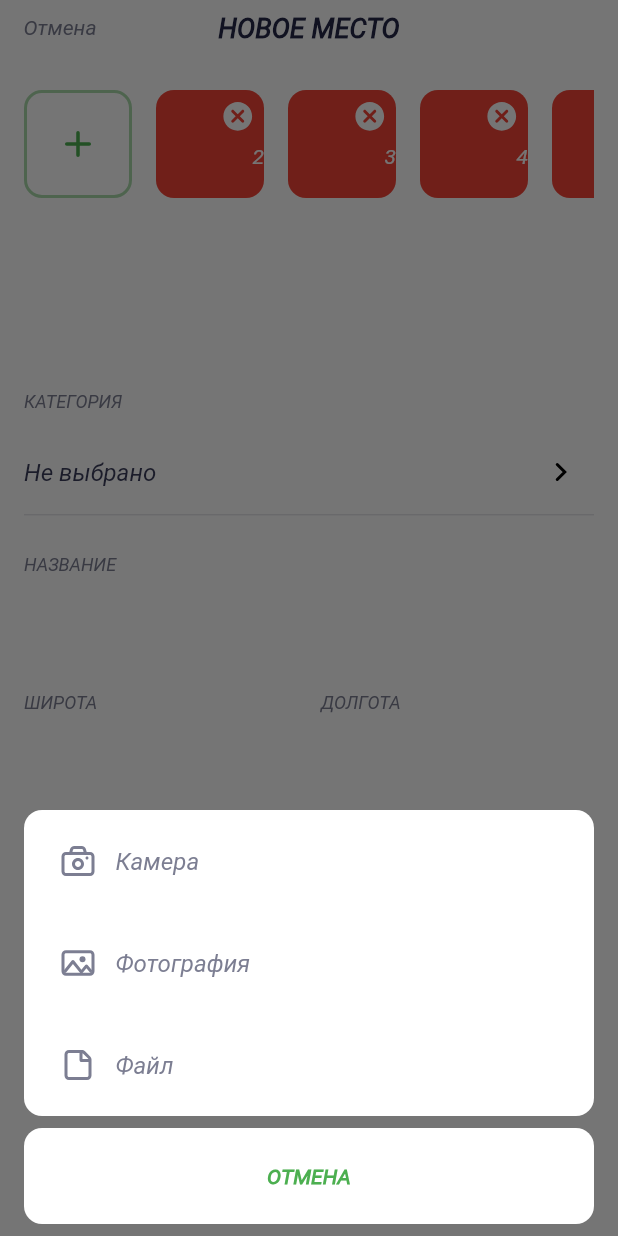
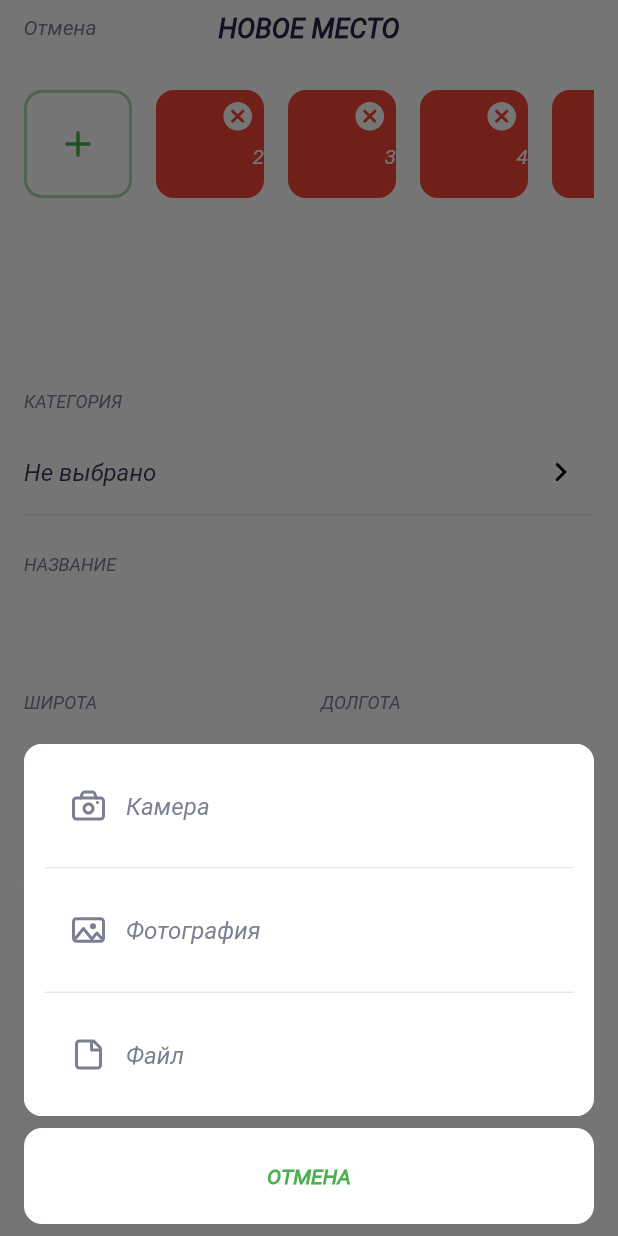
Before and after one commit to ajlstep/surf-flutter, a Flutter app: the AddSightScreen screen opened directly, after a tap on an icon or button, on a phone screen of 412 x 824 dp. Run offline on Flutter 3.47's test engine with Material 2 defaults, Android fonts, the phone set to English and light mode, and no system bars; our stand-ins replace flutter_svg; network calls fail; Roboto replaces fonts that are missing (RobotoBold).

Commit message:
eaminteste-mi data viitoare sa nu uit

```diff
--- a/lib/const/paddings.dart
+++ b/lib/const/paddings.dart
@@ -16,5 +16,7 @@ class AppPadding {
       EdgeInsets.only(right: 16.0, left: 16.0, bottom: 8.0);
   static const searchWidgetIcon = EdgeInsets.all(10.0);
   static const inputWidgetsInternPadding = EdgeInsets.fromLTRB(16, 0, 16, 0);
+  static const inputWidgetsInternPaddingLandscape =
+      EdgeInsets.fromLTRB(38, 0, 38, 0);
   static const addSightExtern = EdgeInsets.all(8.0);
 }
--- a/lib/ui/res/themes.dart
+++ b/lib/ui/res/themes.dart
@@ -26,6 +26,7 @@ class AppThemes {
         tertiaryContainer: AppColors.whiteYellow,
         error: AppColors.whiteRed,
         onSecondary: AppColors.secondary,
+        onSecondaryContainer: AppColors.secondary2,
       ),
       errorColor: AppColors.whiteRed,
       scaffoldBackgroundColor: AppColors.white,
@@ -148,6 +149,7 @@ class AppThemes {
         tertiaryContainer: AppColors.blackYellow,
         error: AppColors.blackRed,
         onSecondary: AppColors.white,
+        onSecondaryContainer: AppColors.white,
       ),
       errorColor: AppColors.blackRed,
       scaffoldBackgroundColor: AppColors.blackMain,
--- a/lib/ui/screen/sigh_list_sliver.dart
+++ b/lib/ui/screen/sigh_list_sliver.dart
@@ -41,6 +41,7 @@ class _SightListScreenSliverState extends State<SightListScreenSliver> {
       minValue2: 1,
       width: width,
       isDesktop: Platform.isLinux || Platform.isWindows || Platform.isMacOS,
+      context: context,
     )..obst = width / 1.6;
     _contr.addListener(() {
       animData.mutval = _contr.offset;
@@ -102,7 +103,9 @@ class _SightListScreenSliverState extends State<SightListScreenSliver> {
 
   Widget searchWidget() {
     return Padding(
-      padding: AppPadding.inputWidgetsInternPadding,
+      padding: animData.isPortrait
+          ? AppPadding.inputWidgetsInternPadding
+          : AppPadding.inputWidgetsInternPaddingLandscape,
       child: TextFieldDesigned(
         onTap: () {
           Navigator.of(context).push(
--- a/lib/ui/screen/spalsh_screen.dart
+++ b/lib/ui/screen/spalsh_screen.dart
@@ -60,7 +60,7 @@ class _SplashScreenState extends State<SplashScreen> {
       const Duration(seconds: 3),
     ).then(
       (value) {
-        Navigator.of(context).push(
+        Navigator.of(context).pushReplacement(
           MaterialPageRoute(
             // builder: (context) => const SightListScreenSliver2(),
             builder: (context) {
--- a/lib/widgets/dialogs/add_photo.dart
+++ b/lib/widgets/dialogs/add_photo.dart
@@ -5,6 +5,7 @@ import 'package:places/const/sizes.dart';
 import 'package:places/const/texts.dart';
 import 'package:places/utils/sizes/vector4.dart';
 import 'package:places/widgets/button/buttons.dart';
+import 'package:places/widgets/divider/divider.dart';
 import 'package:places/widgets/img/svg_icon.dart';
 
 class DialogAddPhoto extends StatelessWidget {
@@ -13,7 +14,6 @@ class DialogAddPhoto extends StatelessWidget {
   @override
   Widget build(BuildContext context) {
     final theme = Theme.of(context);
-    final liteColorTheme = theme.colorScheme.secondaryContainer;
     return Column(
       mainAxisSize: MainAxisSize.max,
       mainAxisAlignment: MainAxisAlignment.end,
@@ -23,7 +23,7 @@ class DialogAddPhoto extends StatelessWidget {
           child: Container(
             decoration: BoxDecoration(
               borderRadius: BorderRadius.circular(12.0),
-              color: Colors.white,
+              color: theme.primaryColor,
             ),
             child: Column(
               mainAxisSize: MainAxisSize.min,
@@ -36,7 +36,7 @@ class DialogAddPhoto extends StatelessWidget {
           child: ButtonConstructor(
             padding: const Vector4(0, 8, 0, 8, 0),
             shappe: 12,
-            backgroundColor: Colors.white,
+            backgroundColor: theme.primaryColor,
             onPressed: () {
               Navigator.of(context).pop();
             },
@@ -53,11 +53,13 @@ class DialogAddPhoto extends StatelessWidget {
 
   List<Widget> getButtonList(BuildContext context) {
     final theme = Theme.of(context);
-    final liteColorTheme = theme.colorScheme.secondaryContainer;
+    final liteColorTheme = theme.colorScheme.onSecondaryContainer;
     List<Widget> l = [];
+    var interator = 0;
     for (var el in getList()) {
       l.add(
         ButtonConstructor(
+            backgroundColor: theme.primaryColor,
             maAAlignment: MainAxisAlignment.start,
             padding: const Vector4(16, 14, 16, 14, 0),
             separatorWidth: el.separatorWidth,
@@ -73,7 +75,16 @@ class DialogAddPhoto extends StatelessWidget {
             ),
             onPressed: el.exc),
       );
+      l.add(Padding(
+        key: Key("divider_$interator"),
+        padding: const EdgeInsets.symmetric(horizontal: 14.0),
+        child: const DividerDefault(
+          height: 1,
+        ),
+      ));
+      interator++;
     }
+    l.remove(l.last);
     return l;
   }
 
```
Also changed, not shown: lib/ui/screen/sigh_list_sliver2.dart (+25 -8 lines), lib/utils/data_objects/app_bar_dimensions.dart (+18 -2 lines), lib/widgets/appbar/appbar.dart (+12 -4 lines).
